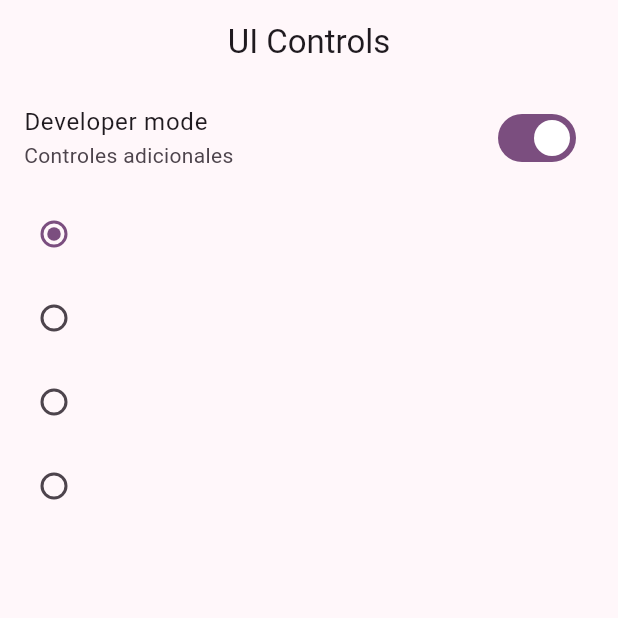
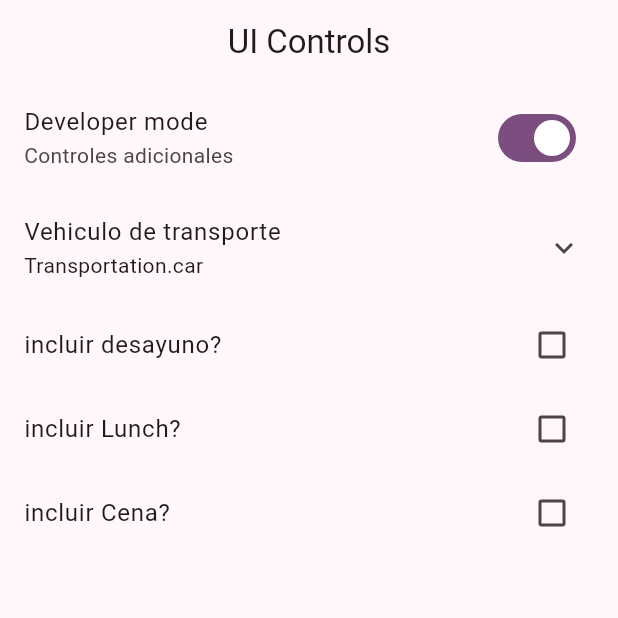
Before and after one commit to RommelOlachea/flutter_widgets_app, a Flutter app: the UiControlScreen screen opened by its route, on a phone screen of 412 x 824 dp, the top half of it. Run offline on Flutter 3.47's test engine with Material 2 defaults, Android fonts, the phone set to English and light mode, and no system bars; our stand-ins replace go_router.

```diff
--- a/lib/main.dart
+++ b/lib/main.dart
@@ -1,10 +1,6 @@
 import 'package:flutter/material.dart';
-import 'package:widgets_app/config/menu/menu_items.dart';
 import 'package:widgets_app/config/router/app_router.dart';
 import 'package:widgets_app/config/theme/app_theme.dart';
-import 'package:widgets_app/presentation/screens/buttons/buttons_screen.dart';
-import 'package:widgets_app/presentation/screens/cards/cards_screen.dart';
-import 'package:widgets_app/presentation/screens/home/home_screen.dart';
 
 void main() {
   runApp(const MainApp());
--- a/lib/presentation/screens/ui_controls/ui_controls_screen.dart
+++ b/lib/presentation/screens/ui_controls/ui_controls_screen.dart
@@ -22,11 +22,14 @@ class _UiControlsViews extends StatefulWidget {
   State<_UiControlsViews> createState() => _UiControlsViewsState();
 }
 
-enum Transportation { car,boat, plane, submarine }
+enum Transportation { car, boat, plane, submarine }
 
 class _UiControlsViewsState extends State<_UiControlsViews> {
   bool isDeveloper = true;
   Transportation selectedTransportation = Transportation.car;
+  bool wantBreakFast = false;
+  bool wantLunch = false;
+  bool wantDinner = false;
 
   @override
   Widget build(BuildContext context) {
@@ -41,7 +44,13 @@ class _UiControlsViewsState extends State<_UiControlsViews> {
               isDeveloper = !isDeveloper;
               setState(() {});
             }),
+        ExpansionTile(
+          title: const Text('Vehiculo de transporte'),
+          subtitle: Text('$selectedTransportation'),
+          children: [
             RadioListTile(
+              title: const Text('By Car'),
+              subtitle: const Text('Viajar por carro'),
               value: Transportation.car,
               groupValue: selectedTransportation,
               onChanged: (value) {
@@ -51,6 +60,8 @@ class _UiControlsViewsState extends State<_UiControlsViews> {
               },
             ),
             RadioListTile(
+              title: const Text('By Boat'),
+              subtitle: const Text('Viajar por barco'),
               value: Transportation.boat,
               groupValue: selectedTransportation,
               onChanged: (value) {
@@ -60,6 +71,8 @@ class _UiControlsViewsState extends State<_UiControlsViews> {
               },
             ),
             RadioListTile(
+              title: const Text('By Plane'),
+              subtitle: const Text('Viajar por avion'),
               value: Transportation.plane,
               groupValue: selectedTransportation,
               onChanged: (value) {
@@ -69,6 +82,8 @@ class _UiControlsViewsState extends State<_UiControlsViews> {
               },
             ),
             RadioListTile(
+              title: const Text('By Submarine'),
+              subtitle: const Text('Viajar por submarino'),
               value: Transportation.submarine,
               groupValue: selectedTransportation,
               onChanged: (value) {
@@ -78,6 +93,33 @@ class _UiControlsViewsState extends State<_UiControlsViews> {
               },
             ),
           ],
+        ),
+        CheckboxListTile(
+          title: const Text('incluir desayuno?'),
+          value: wantBreakFast,
+          onChanged: (value) => setState(() {
+            wantBreakFast = !wantBreakFast;
+          }),
+        ),
+        CheckboxListTile(
+          title: const Text('incluir Lunch?'),
+          value: wantLunch,
+          onChanged: (value) => setState(() {
+            wantLunch = !wantLunch;
+          }),
+        ),
+        CheckboxListTile(
+          title: const Text('incluir Cena?'),
+          value: wantDinner,
+          onChanged: (value) => setState(() {
+            wantDinner = !wantDinner;
+          }),
+        ),
+      ],
     );
   }
 }
+
+
+//nota, en el radiolisttile, si la propiedad value, coincide con la propiedad groupvalue, entonces el radiolist
+//se toma como seleccionado
```
Lines whose indentation alone changed are shown as unchanged.
